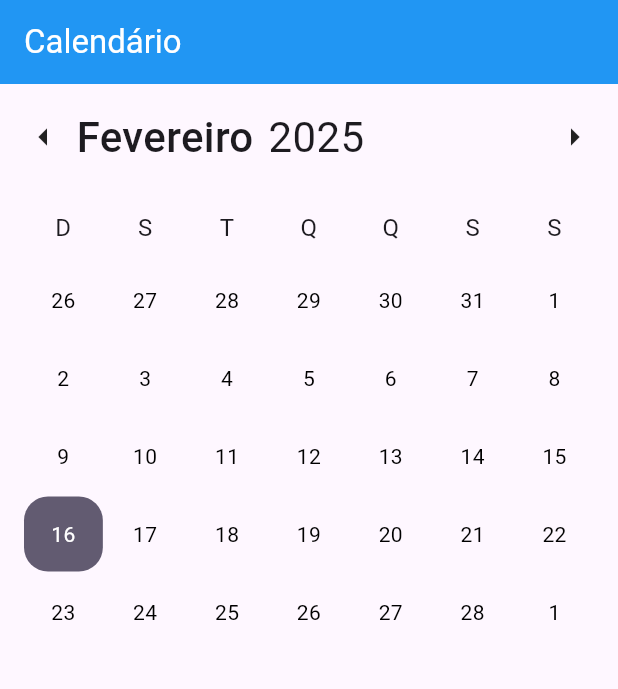
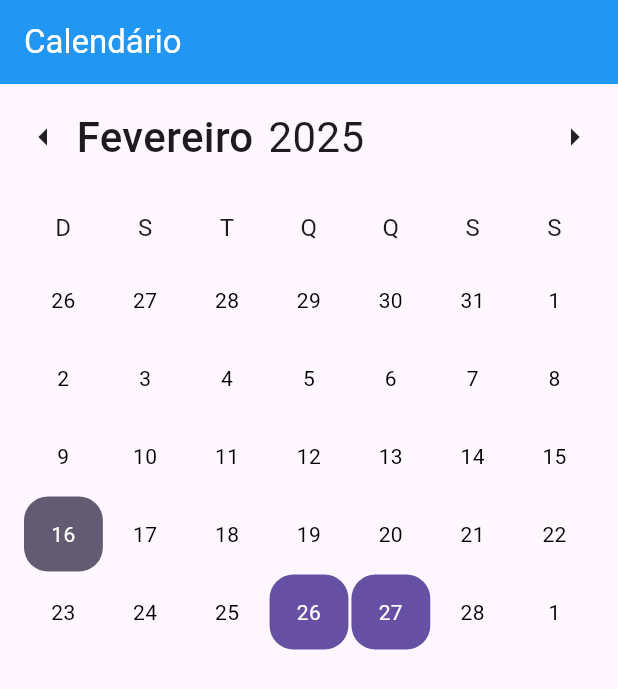
Before and after one commit to victorfidelis/simple_calendar, a Flutter app: the screen it shows after launch, on a phone screen of 412 x 824 dp. Shown: the top 689 px of the screen. Run offline on Flutter 3.47's test engine with Material 3 defaults, Android fonts, the phone set to English and light mode, and no system bars.

```diff
--- a/example/lib/main.dart
+++ b/example/lib/main.dart
@@ -33,12 +33,12 @@ class CalendarView extends StatelessWidget {
       body: Container(
         padding: const EdgeInsets.all(15),
         child: CalendarWidget(
-          initialDate: DateTime(2023, 1, 1),
+          initialDate: DateTime(2025, 2, 10),
           finalDate: DateTime(2025, 12, 31),
           selectedDate: DateTime(2025, 2, 16),
           markedDates: [
-            DateTime(2024, 8, 26),
-            DateTime(2024, 8, 27),
+            DateTime(2025, 2, 26),
+            DateTime(2025, 2, 27),
             DateTime(2024, 8, 29),
             DateTime(2024, 8, 30),
             DateTime(2024, 9, 1),
```
